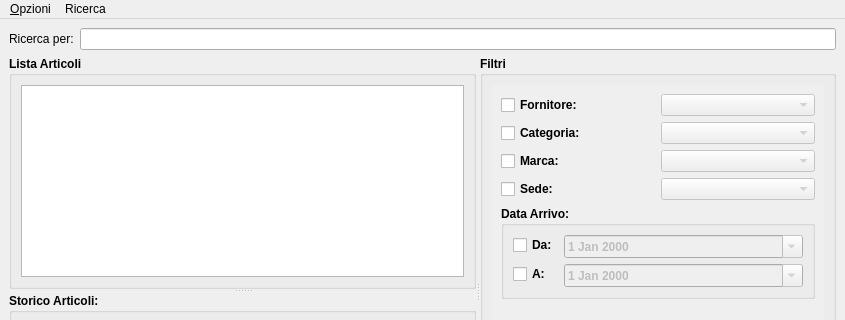
kvsd/Gestionale, file moduleMagazzino/magazzinowindow.ui: the form before one commit; both pictures show x 0 to 845 and y 0 to 320 of the 845 by 584 pixel window.
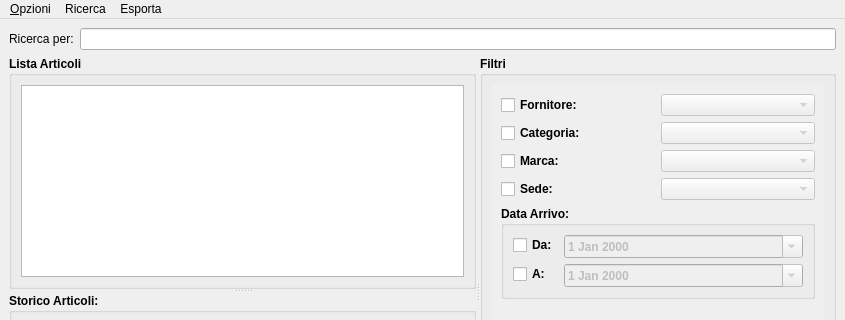
The form after the commit.

The edit to the form file:
```diff
--- a/moduleMagazzino/magazzinowindow.ui
+++ b/moduleMagazzino/magazzinowindow.ui
@@ -382,8 +382,15 @@
     </widget>
     <addaction name="menuRicerca_per"/>
    </widget>
+   <widget class="QMenu" name="menuEsporta">
+    <property name="title">
+     <string>Esporta</string>
+    </property>
+    <addaction name="actionCSV"/>
+   </widget>
    <addaction name="menuOpzioni"/>
    <addaction name="menuRicerca"/>
+   <addaction name="menuEsporta"/>
   </widget>
   <widget class="QStatusBar" name="statusbar"/>
   <action name="actionCod_Articolo">
```
Left out of the diff: 22 changed lines with no effect on the pictures.
